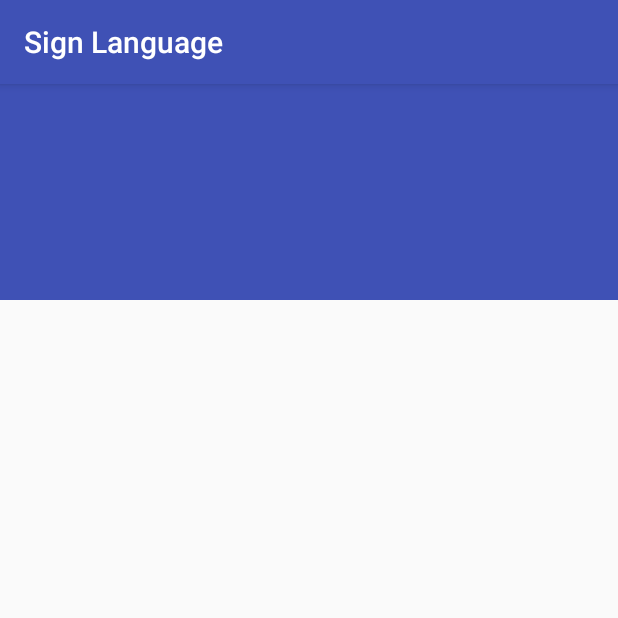
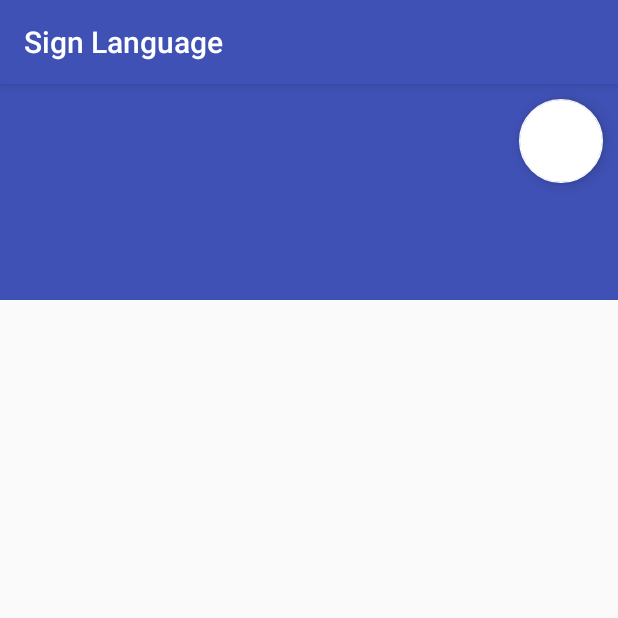
Before and after one commit to CampusHack2020/SignLanguageApp, an Android app: the ItemDetailActivity screen opened directly, with no data from a screen before it, on a phone screen of 412 x 824 dp, the top half of it. Run offline under Robolectric (Android 15) with nearby library versions, the phone set to English and light mode, and no system bars; 1 statement that could not run was skipped.

Commit message:
Finished Dictionary, back button still broken though

```diff
--- a/app/src/main/java/mquinn/sign_language/dictionary/ItemDetailActivity.java
+++ b/app/src/main/java/mquinn/sign_language/dictionary/ItemDetailActivity.java
@@ -3,11 +3,13 @@ package mquinn.sign_language.dictionary;
 import android.content.Intent;
 import android.os.Bundle;
 import android.view.MenuItem;
+import android.view.View;
 
 import androidx.appcompat.app.ActionBar;
 import androidx.appcompat.app.AppCompatActivity;
 import androidx.appcompat.widget.Toolbar;
 
+import mquinn.sign_language.MainActivity;
 import mquinn.sign_language.R;
 
 /**
@@ -70,4 +72,8 @@ public class ItemDetailActivity extends AppCompatActivity {
         }
         return super.onOptionsItemSelected(item);
     }
+
+    public void openList (View view){
+        startActivity(new Intent(ItemDetailActivity.this, ItemListActivity.class));
+    }
 }
--- a/app/src/main/java/mquinn/sign_language/dictionary/ItemDetailFragment.java
+++ b/app/src/main/java/mquinn/sign_language/dictionary/ItemDetailFragment.java
@@ -72,13 +72,12 @@ public class ItemDetailFragment extends Fragment {
 
 //            Leo's special moment -> mItem.word.split("(?!^)")
 
-            System.out.println(mItem.word);
-
             char[] chars = mItem.word.toCharArray();
 
             for(int i = 0; i < chars.length; i++) {
-                int resourceId = getResources().getIdentifier("a", "drawable", "mquinn.sign_language.dictionary");//getResources().getIdentifier(String.valueOf(Character.toLowerCase(chars[i])), "drawable", "mquinn.sign_language.dictionary");
-                System.out.println(resourceId + ", " + String.valueOf(Character.toLowerCase(chars[i])) + ", " + this.getClass().getPackage().toString());
+
+                int resourceId = getResources().getIdentifier(String.valueOf(Character.toLowerCase(chars[i])), "drawable", getContext().getPackageName());
+
                 ImageView image = new ImageView(rootView.getContext());
 
                 Bitmap bMap = BitmapFactory.decodeResource(getResources(), resourceId);
--- a/app/src/main/res/layout/activity_item_detail.xml
+++ b/app/src/main/res/layout/activity_item_detail.xml
@@ -24,6 +24,25 @@
             app:contentScrim="?attr/colorPrimary"
             app:layout_scrollFlags="scroll|exitUntilCollapsed">
 
+            <com.google.android.material.floatingactionbutton.FloatingActionButton
+                android:id="@+id/floatingActionButtonList"
+                android:layout_width="wrap_content"
+                android:layout_height="wrap_content"
+                android:clickable="true"
+                android:onClick="openList"
+                android:layout_margin="10dp"
+                android:layout_marginTop="10dp"
+                android:rotation="180"
+                android:layout_gravity="right"
+                app:backgroundTint="@android:color/white"
+                android:src="?attr/actionModeCloseDrawable"
+                app:layout_constraintBottom_toBottomOf="parent"
+                app:layout_constraintHorizontal_bias="0.98"
+                app:layout_constraintLeft_toLeftOf="parent"
+                app:layout_constraintRight_toRightOf="parent"
+                app:layout_constraintTop_toTopOf="parent"
+                app:layout_constraintVertical_bias="0.018"/>
+
             <androidx.appcompat.widget.Toolbar
                 android:id="@+id/detail_toolbar"
                 android:layout_width="match_parent"
--- a/app/src/main/res/values/strings.xml
+++ b/app/src/main/res/values/strings.xml
@@ -5,6 +5,7 @@
     <string name="str_button_add">Add</string>
     <string name="str_button_clear">Clear</string>
     <string name="str_button_back">Back</string>
+    <string name="title_item_detail">Item Detail</string>
 
     <string name="txtvw_word"> </string>
 
```
